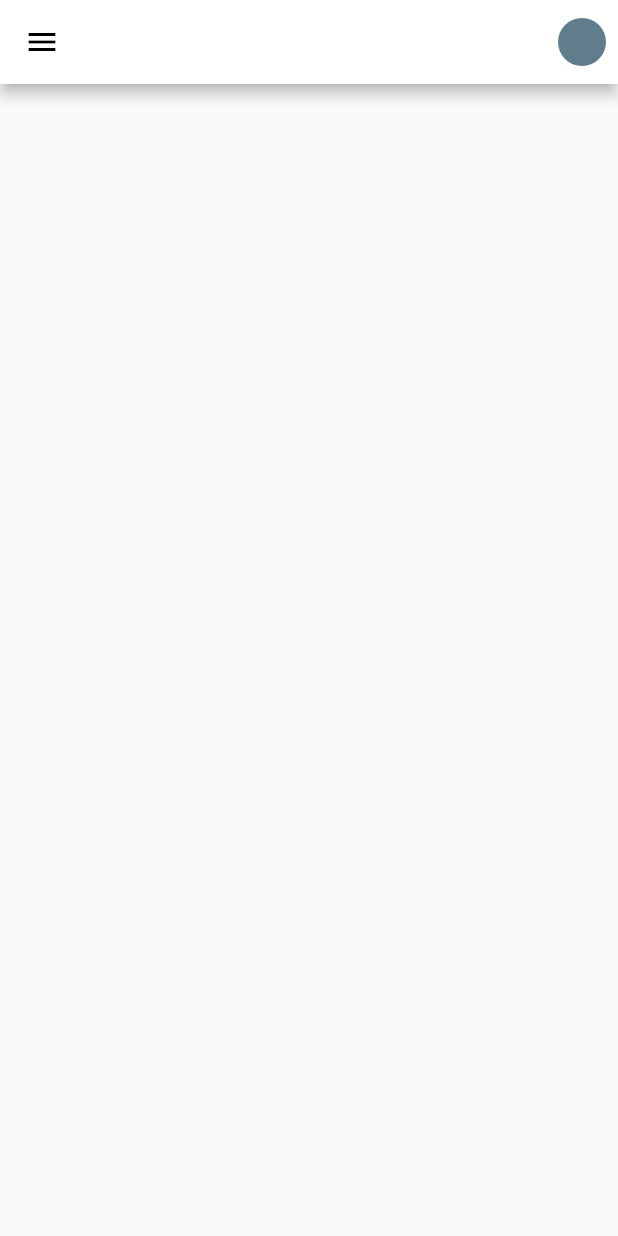
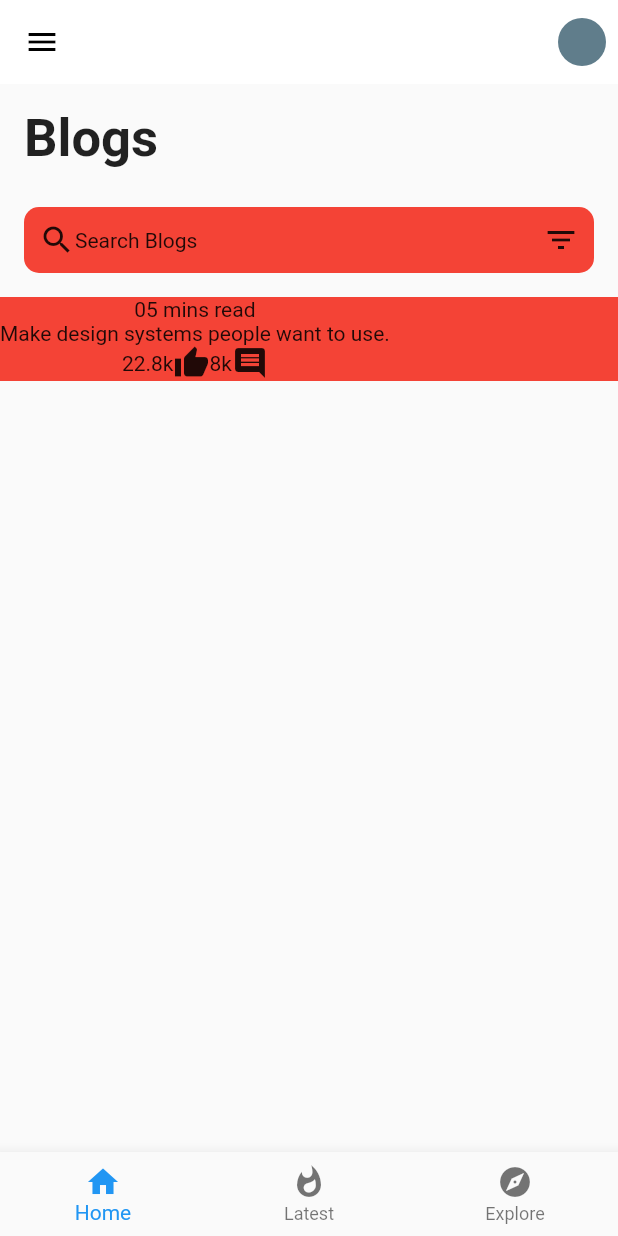
Before and after one commit to cyblogerz/Incologger, a Flutter app: the screen it shows after launch, on a phone screen of 412 x 824 dp. Run offline on Flutter 3.47's test engine with Material 2 defaults, Android fonts, the phone set to English and light mode, and no system bars.

Commit message:
Created Blog element

```diff
--- /dev/null
+++ b/lib/components/blog_element.dart
@@ -0,0 +1,47 @@
+import 'package:flutter/material.dart';
+
+class BlogElement extends StatelessWidget {
+  const BlogElement({
+    Key? key,
+  }) : super(key: key);
+
+  @override
+  Widget build(BuildContext context) {
+    return Container(
+      decoration: BoxDecoration(
+        color: Colors.red,
+
+
+      ),
+      child: Row(
+        children: <Widget>[
+          Container(
+            decoration: BoxDecoration(color: Colors.white),
+          ),
+        Container(
+          child: Column(
+            children: <Widget>[
+              Text("05 mins read"),
+              Text("Make design systems people want to use."),
+              Row(
+                children: <Widget>[
+                  Container(child:Row(children: <Widget>[
+                    Text("22.8k"),
+                    Icon(Icons.thumb_up)
+                  ],)),
+                  Container(child:Row(children: <Widget>[
+                    Text("8k"),
+                    Icon(Icons.comment)
+                  ],)),
+
+                ],
+              ),
+            ],
+          ),
+
+        ),
+        ],
+      ),
+    );
+  }
+}
--- /dev/null
+++ b/lib/components/search_box.dart
@@ -0,0 +1,25 @@
+ import 'package:flutter/material.dart';
+
+ Widget SearchBox() {
+    return Container(
+      padding: EdgeInsets.all(10),
+              width: double.infinity,
+              decoration: const BoxDecoration(
+                color: Colors.red,
+                borderRadius: BorderRadius.all(Radius.circular(10))
+              ),
+              child:Row(
+                mainAxisAlignment: MainAxisAlignment.spaceBetween,
+                children:  <Widget>[
+
+                  Row(
+                    children: [
+                      Icon(Icons.search),
+                      Text("Search Blogs"),
+                    ],
+                  ),
+                  Icon(Icons.filter_list_sharp)
+                ],
+              )
+            );
+  }
--- a/lib/screens/home.dart
+++ b/lib/screens/home.dart
@@ -1,4 +1,6 @@
 import 'package:flutter/material.dart';
+import 'package:incologger/components/blog_element.dart';
+import 'package:incologger/components/search_box.dart';
 
 class Home extends StatelessWidget {
   const Home({ Key? key }) : super(key: key);
@@ -7,6 +9,7 @@ class Home extends StatelessWidget {
   Widget build(BuildContext context) {
     return Scaffold(
       appBar: AppBar(
+        elevation: 0,
         iconTheme: IconThemeData(
           color: Colors.black
         ),
@@ -28,6 +31,43 @@ class Home extends StatelessWidget {
       drawer: Drawer(
 
       ),
+      body: ListView(
+        children: <Widget>[
+          Padding(
+            padding: const EdgeInsets.all(16.0),
+            child: Column(
+
+              crossAxisAlignment: CrossAxisAlignment.start,
+
+              children: <Widget>[
+
+                const Text("Blogs",style: TextStyle(
+                  fontSize: 35,
+                  fontWeight: FontWeight.bold,
+                ),),
+                SizedBox(
+                  height: 25,
+                ),
+                SearchBox(),
+              ],
+            ),
+          ),
+          BlogElement(),
+
+
+        ],
+
+      ),
+      bottomNavigationBar:BottomNavigationBar(
+        items: [
+          BottomNavigationBarItem(icon: Icon(Icons.home),label:"Home" ),
+           BottomNavigationBarItem(icon: Icon(Icons.whatshot),label:"Latest"),
+            BottomNavigationBarItem(icon: Icon(Icons.explore),label:"Explore"),
+
+        ],
+      ),
     );
   }
+
+
 }
```
Also changed, not shown: lib/screens/explore.dart (added), lib/screens/latest.dart (added).
